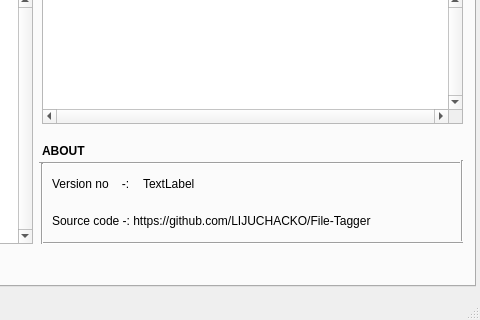
This is filetagger.ui in LIJUCHACKO/File-Tagger as Qt 5 draws it before an edit; both pictures show x 420 to 900 and y 180 to 500 of the 900 by 500 pixel window. The edited form follows.
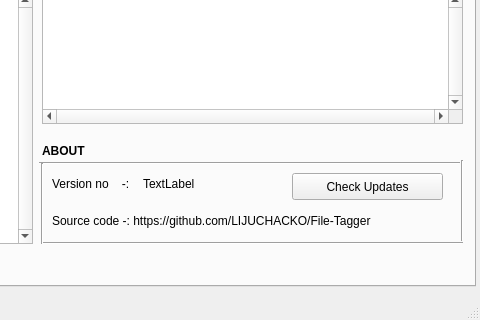
This is the edited form.

```diff
--- a/filetagger.ui
+++ b/filetagger.ui
@@ -349,6 +349,19 @@
        <string>(separated by blank space)</string>
       </property>
      </widget>
+     <widget class="QPushButton" name="updates">
+      <property name="geometry">
+       <rect>
+        <x>710</x>
+        <y>310</y>
+        <width>151</width>
+        <height>27</height>
+       </rect>
+      </property>
+      <property name="text">
+       <string>Check Updates</string>
+      </property>
+     </widget>
      <zorder>ENTER_TAG</zorder>
      <zorder>PREVIOUS_TAGS</zorder>
      <zorder>filename</zorder>
```
Left out of the diff: 1 changed line with no effect on the pictures.
